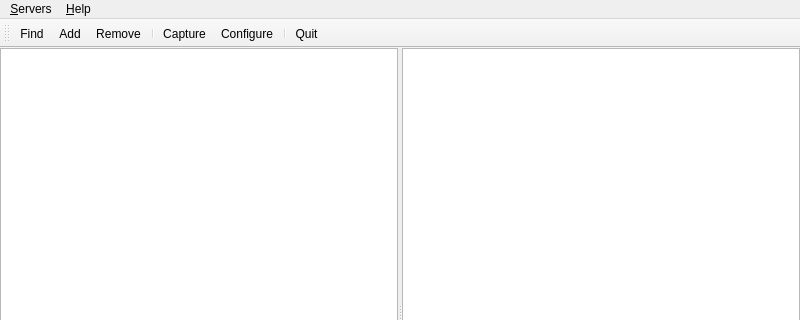
Above: compoundpi/windows/main.ui from waveform-computing/compoundpi before the change; both pictures show x 0 to 800 and y 0 to 320 of the 800 by 600 pixel window. Below: the same form after it.
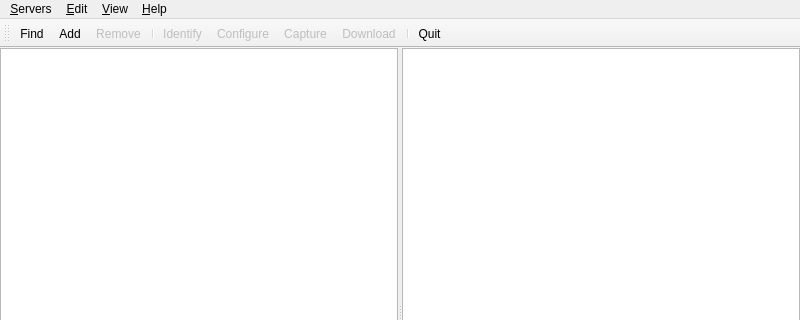
That is the form after the change.

Patch:
```diff
--- a/compoundpi/windows/main.ui
+++ b/compoundpi/windows/main.ui
@@ -62,7 +62,25 @@
     <addaction name="about_action"/>
     <addaction name="about_qt_action"/>
    </widget>
+   <widget class="QMenu" name="edit_menu">
+    <property name="title">
+     <string>&amp;Edit</string>
+    </property>
+    <addaction name="copy_action"/>
+    <addaction name="clear_action"/>
+    <addaction name="select_all_action"/>
+   </widget>
+   <widget class="QMenu" name="view_menu">
+    <property name="title">
+     <string>&amp;View</string>
+    </property>
+    <addaction name="refresh_action"/>
+    <addaction name="separator"/>
+    <addaction name="status_bar_action"/>
+   </widget>
    <addaction name="servers_menu"/>
+   <addaction name="edit_menu"/>
+   <addaction name="view_menu"/>
    <addaction name="help_menu"/>
   </widget>
   <widget class="QStatusBar" name="status_bar"/>
@@ -80,8 +98,10 @@
    <addaction name="add_action"/>
    <addaction name="remove_action"/>
    <addaction name="separator"/>
-   <addaction name="capture_action"/>
+   <addaction name="identify_action"/>
    <addaction name="configure_action"/>
+   <addaction name="capture_action"/>
+   <addaction name="download_action"/>
    <addaction name="separator"/>
    <addaction name="quit_action"/>
   </widget>
@@ -99,11 +119,17 @@
    </property>
   </action>
   <action name="remove_action">
+   <property name="enabled">
+    <bool>false</bool>
+   </property>
    <property name="text">
     <string>&amp;Remove</string>
    </property>
   </action>
   <action name="configure_action">
+   <property name="enabled">
+    <bool>false</bool>
+   </property>
    <property name="text">
     <string>C&amp;onfigure...</string>
    </property>
@@ -139,10 +165,63 @@
    </property>
   </action>
   <action name="capture_action">
+   <property name="enabled">
+    <bool>false</bool>
+   </property>
    <property name="text">
     <string>&amp;Capture</string>
    </property>
   </action>
+  <action name="identify_action">
+   <property name="enabled">
+    <bool>false</bool>
+   </property>
+   <property name="text">
+    <string>&amp;Identify</string>
+   </property>
+  </action>
+  <action name="refresh_action">
+   <property name="enabled">
+    <bool>false</bool>
+   </property>
+   <property name="text">
+    <string>&amp;Refresh</string>
+   </property>
+  </action>
+  <action name="status_bar_action">
+   <property name="checkable">
+    <bool>true</bool>
+   </property>
+   <property name="checked">
+    <bool>false</bool>
+   </property>
+   <property name="text">
+    <string>Status &amp;Bar</string>
+   </property>
+  </action>
+  <action name="select_all_action">
+   <property name="text">
+    <string>Select &amp;All</string>
+   </property>
+  </action>
+  <action name="clear_action">
+   <property name="text">
+    <string>C&amp;lear</string>
+   </property>
+  </action>
+  <action name="copy_action">
+   <property name="text">
+    <string>&amp;Copy</string>
+   </property>
+  </action>
+  <action name="download_action">
+   <property name="enabled">
+    <bool>false</bool>
+   </property>
+   <property name="text">
+    <string>&amp;Download</string>
+   </property>
+  </action>
  </widget>
  <resources/>
  <connections>
```
Left out of the diff: 25 changed lines with no effect on the pictures.
